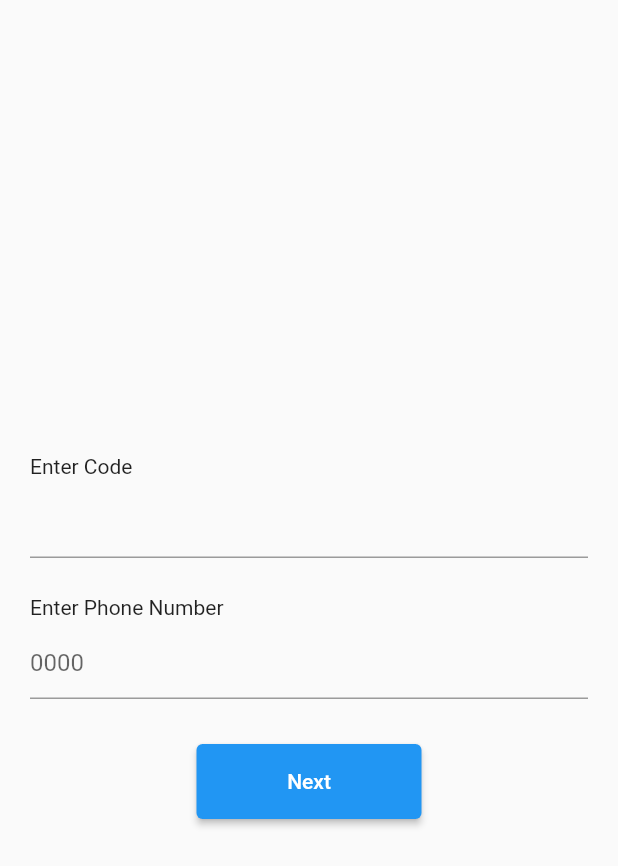
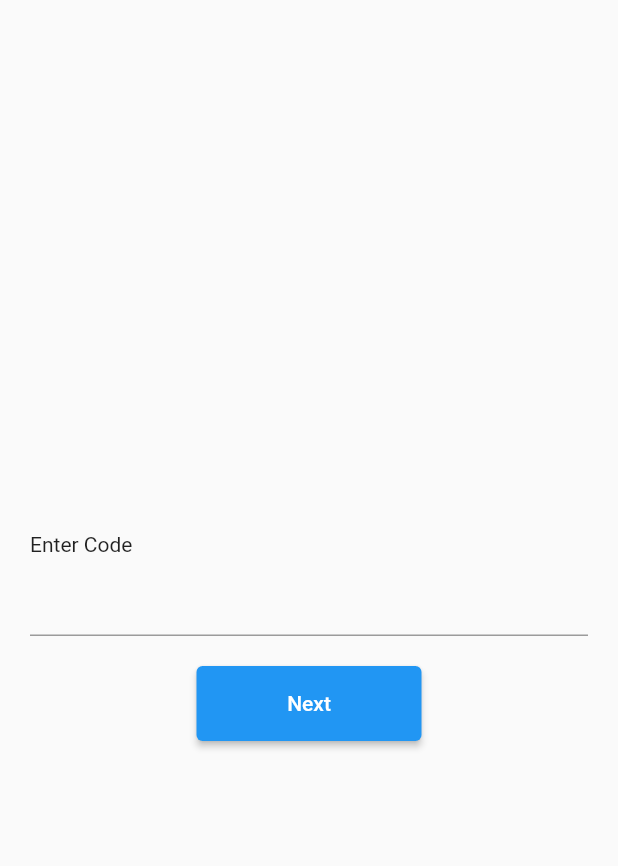
Before and after one commit to fwdAndroid/qr, a Flutter app: the Found screen opened directly, on a phone screen of 412 x 824 dp. Shown: the top 866 px of the screen. Run offline on Flutter 3.47's test engine with Material 2 defaults, Android fonts, the phone set to English and light mode, and no system bars; our stand-ins replace camera.

Commit message:
final Commit

```diff
--- a/lib/found.dart
+++ b/lib/found.dart
@@ -1,6 +1,7 @@
 import 'dart:convert';
 
 import 'package:flutter/material.dart';
+import 'package:qr/mainScreen.dart';
 import 'package:qr/nofound.dart';
 import 'package:http/http.dart' as http;
 
@@ -48,24 +49,22 @@ class _FoundState extends State<Found> {
           SizedBox(
             height: 20,
           ),
-          Container(
-              margin: EdgeInsets.only(top: 5, left: 20, right: 20),
-              child: Text(
-                "Enter Phone Number",
-                textAlign: TextAlign.start,
-              )),
-          Container(
-            margin: EdgeInsets.only(top: 5, left: 20, right: 20),
-            child: TextField(
-              decoration: InputDecoration(hintText: "0000"),
-              controller: phoneController,
-              keyboardType: TextInputType.number,
-              obscureText: false,
-            ),
-          ),
-          SizedBox(
-            height: 30,
-          ),
+          // Container(
+          //     margin: EdgeInsets.only(top: 5, left: 20, right: 20),
+          //     child: Text(
+          //       "Enter Phone Number",
+          //       textAlign: TextAlign.start,
+          //     )),
+          // Container(
+          //   margin: EdgeInsets.only(top: 5, left: 20, right: 20),
+          //   child: TextField(
+          //     decoration: InputDecoration(hintText: "0000"),
+          //     controller: phoneController,
+          //     keyboardType: TextInputType.number,
+          //     obscureText: false,
+          //   ),
+          // ),
+
           Center(
             child: _isLoading
                 ? CircularProgressIndicator()
@@ -89,7 +88,7 @@ class _FoundState extends State<Found> {
       _isLoading = true;
     });
 
-    if (phoneController.text.isEmpty) {
+    if (codeController.text.isNotEmpty) {
       final url = Uri.parse(
           'https://www.ecofbc.com/index.php/fbc/whatsapp_authenticate_scratch_code/${00000}/${codeController.text}/forvil');
 
@@ -186,13 +185,14 @@ class _FoundState extends State<Found> {
                   );
                 });
           }
-        } else {
-          ScaffoldMessenger.of(context).showSnackBar(
-              SnackBar(content: Text("No Code Found: Code is Required")));
         }
       } else {
         print('Request failed with status: ${response.statusCode}.');
       }
+    } else {
+      ScaffoldMessenger.of(context).showSnackBar(
+          SnackBar(content: Text("No Code Found: Code is Required")));
+      Navigator.pop(context);
     }
   }
 }
--- a/pubspec.yaml
+++ b/pubspec.yaml
@@ -16,7 +16,7 @@ publish_to: 'none' # Remove this line if you wish to publish to pub.dev
 # https://developer.apple.com/library/archive/documentation/General/Reference/InfoPlistKeyReference/Articles/CoreFoundationKeys.html
 # In Windows, build-name is used as the major, minor, and patch parts
 # of the product and file versions while build-number is used as the build suffix.
-version: 1.0.0+1
+version: 1.0.0+2
 
 environment:
   sdk: '>=2.19.6 <3.0.0'
```
Also changed, not shown: lib/nofound.dart (+0 -13 lines), 2 other files.
